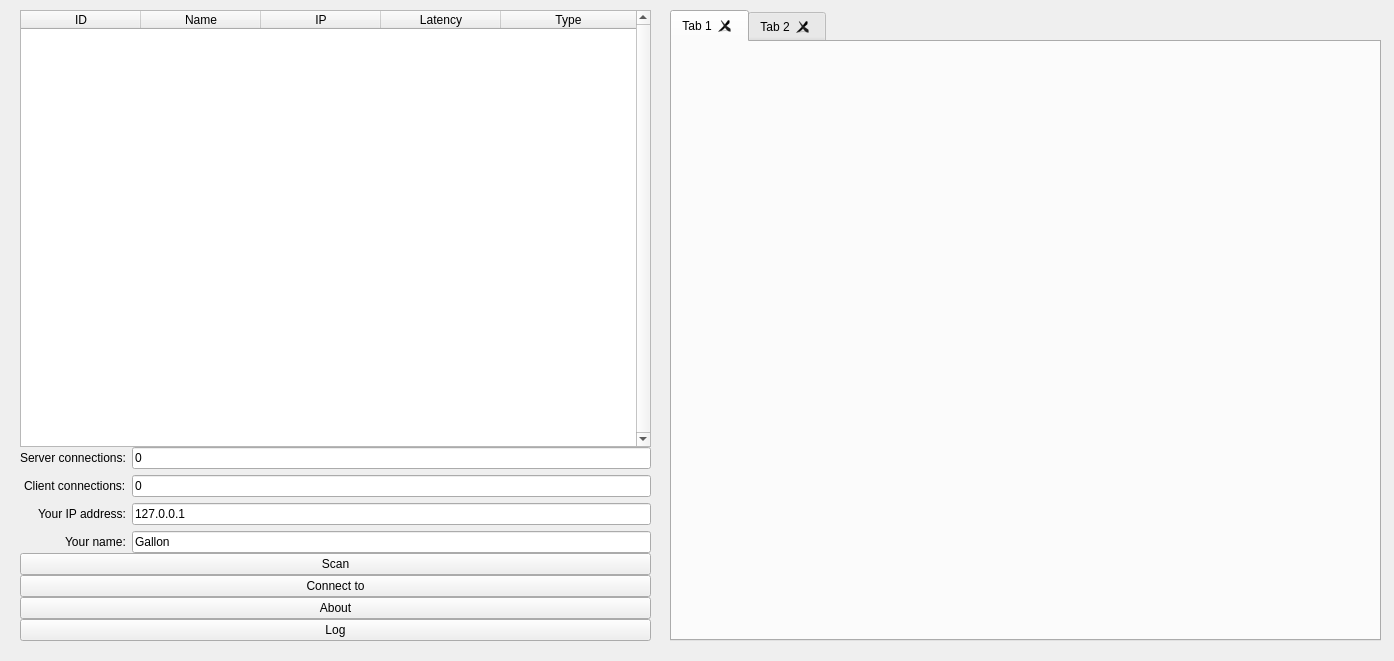
First picture: the form in mainwindow.ui, repository Gallonchoi/Telegram, before the edit.
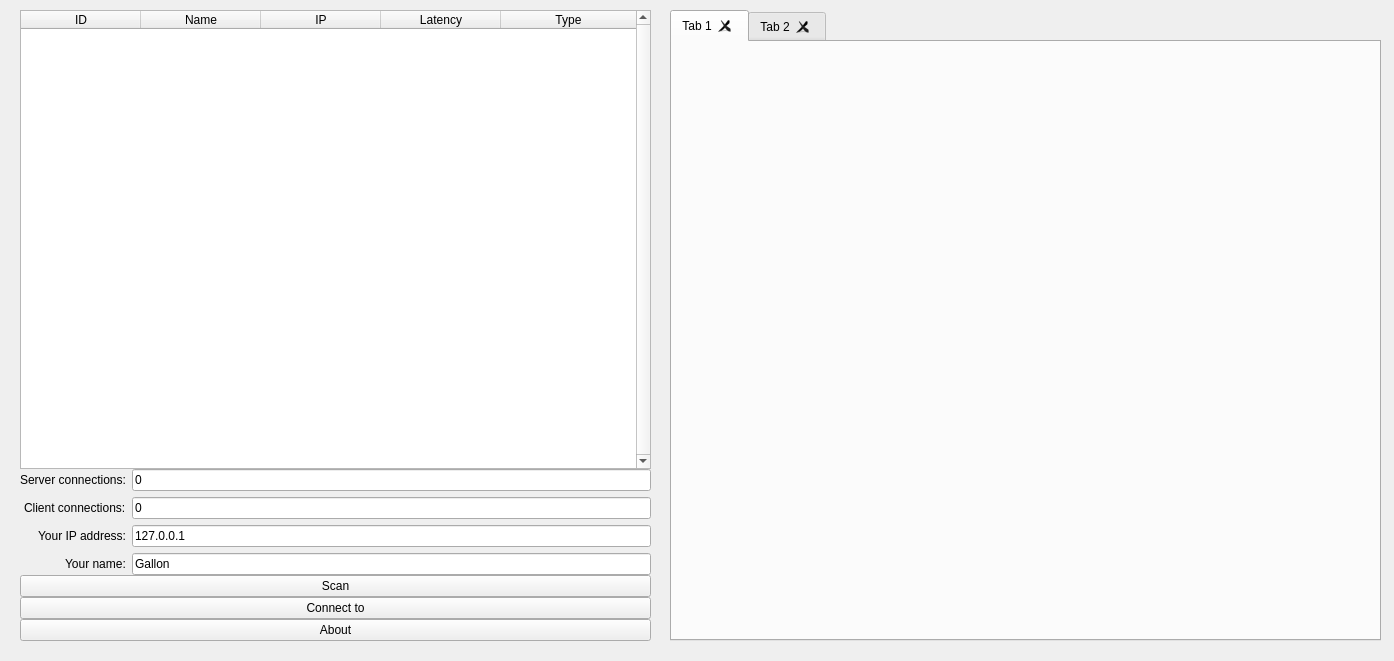
Second picture: the form after the edit.

Diff of the .ui file:
```diff
--- a/mainwindow.ui
+++ b/mainwindow.ui
@@ -244,13 +244,6 @@
          </property>
         </widget>
        </item>
-       <item>
-        <widget class="QPushButton" name="logButton">
-         <property name="text">
-          <string>Log</string>
-         </property>
-        </widget>
-       </item>
       </layout>
      </item>
     </layout>
```
Left out of the diff: 1 changed line with no effect on the pictures.
